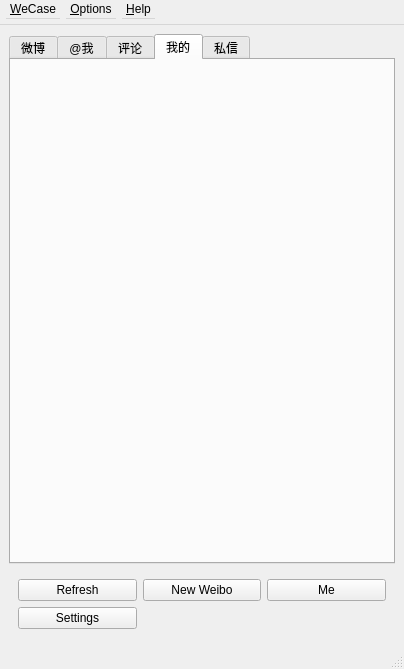
Old version of the form ui/MainWindow.ui in the repository WeCase/WeCase.
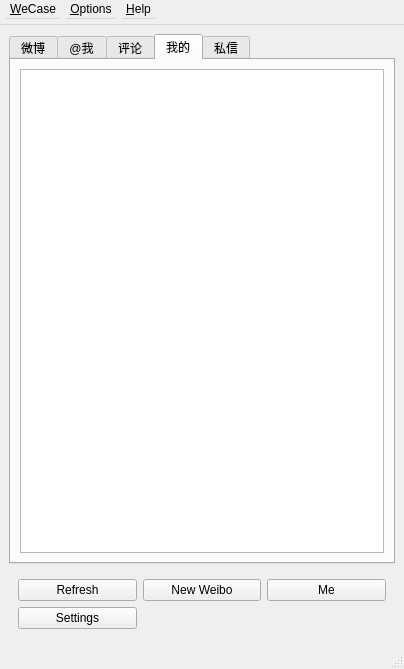
New version of the form. The open tabs and pages were chosen to show the change.

Commit message: 修正 tab - "我的" 里没有 listView 的问题

```diff
--- a/ui/MainWindow.ui
+++ b/ui/MainWindow.ui
@@ -74,6 +74,11 @@
        <attribute name="title">
         <string>我的</string>
        </attribute>
+       <layout class="QVBoxLayout" name="verticalLayout_6">
+        <item>
+         <widget class="QListView" name="listView_4"/>
+        </item>
+       </layout>
       </widget>
       <widget class="QWidget" name="tab_msg">
        <attribute name="title">
@@ -81,7 +86,7 @@
        </attribute>
        <layout class="QVBoxLayout" name="verticalLayout_5">
         <item>
-         <widget class="QListView" name="listView_4"/>
+         <widget class="QListView" name="listView_5"/>
         </item>
        </layout>
       </widget>
```
Left out of the diff: 2 changed lines with no effect on the pictures. The commit also changes 1 other file.
